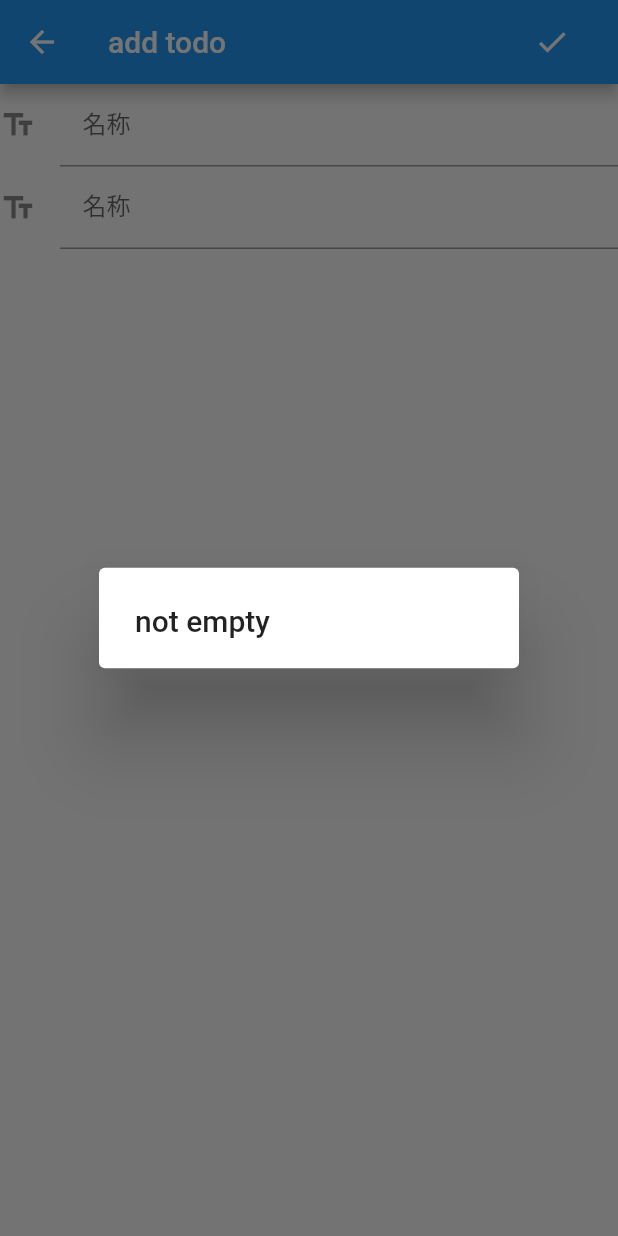
After one commit to jinelei/flounder, a Flutter app: the AddTodoItem screen opened directly, after a tap on the "check" icon, on a phone screen of 412 x 824 dp. The commit adds this screen. Run offline on Flutter 3.47's test engine with Material 2 defaults, Android fonts, the phone set to English and light mode, and no system bars; our stand-ins replace cached_network_image, flutter_spinkit, sqflite; missing offline and left inert: barcode_scan; accounts and stored records are empty.

Commit message:
添加AddTodoˆ

```diff
--- /dev/null
+++ b/lib/view/add-todo.dart
@@ -0,0 +1,105 @@
+import 'package:flutter/material.dart';
+
+class AddTodoItem extends StatefulWidget {
+  @override
+  _AddTodoItemState createState() => _AddTodoItemState();
+}
+
+class _AddTodoItemState extends State<AddTodoItem> {
+  String _name;
+  String _desc;
+  int _status;
+
+  _nameChanged(String str) {
+    print('name: $str');
+    setState(() {
+      this._name = str;
+    });
+  }
+
+  _descChanged(String str) {
+    print('desc: $str');
+    setState(() {
+      this._desc = str;
+    });
+  }
+
+  @override
+  Widget build(BuildContext context) {
+    return Scaffold(
+        appBar: AppBar(
+          title: Text('add todo'),
+          actions: <Widget>[
+            FlatButton(
+              child: Icon(
+                Icons.check,
+                color: Colors.white,
+              ),
+              onPressed: () {
+                if (this._desc != null && this._name != null) {
+                  Navigator.pop(context, '{"name": $_name, "desc": $_desc}');
+                } else {
+                  showDialog(
+                      context: context,
+                      builder: (context) => AlertDialog(
+                            title: Text('not empty'),
+                          ));
+                }
+              },
+            )
+          ],
+        ),
+        body: Container(
+            child: Column(
+          children: <Widget>[
+            TextField(
+              keyboardType: TextInputType.text,
+              decoration: InputDecoration(
+                contentPadding:
+                    EdgeInsets.symmetric(vertical: 10.0, horizontal: 15.0),
+                icon: Icon(Icons.text_fields),
+                labelText: '名称',
+              ),
+              onChanged: _nameChanged,
+              autofocus: false,
+            ),
+            TextField(
+              keyboardType: TextInputType.text,
+              decoration: InputDecoration(
+                contentPadding:
+                    EdgeInsets.symmetric(vertical: 10.0, horizontal: 15.0),
+                icon: Icon(Icons.text_fields),
+                labelText: '名称',
+              ),
+              onChanged: _descChanged,
+              autofocus: false,
+            ),
+          ],
+        ))
+//      Container(
+//        child: Column(
+//          children: <Widget>[
+//            Row(
+//              children: <Widget>[
+//                TextField(
+//                  keyboardType: TextInputType.number,
+//                  decoration: InputDecoration(
+//                    contentPadding: EdgeInsets.all(10.0),
+//                    icon: Icon(Icons.text_fields),
+//                    labelText: '请输入你的姓名)',
+//                    helperText: '请输入你的真实姓名',
+//                  ),
+//                  onChanged: _textFieldChanged,
+//                  autofocus: false,
+//                ),
+//              ],
+//            ),
+//            Row(
+//              children: <Widget>[Text('desc')],
+//            )
+//          ],
+//        ),
+//      ),
+        );
+  }
+}
```
Also changed, not shown: lib/view/todo.dart (+11 -1 lines).
